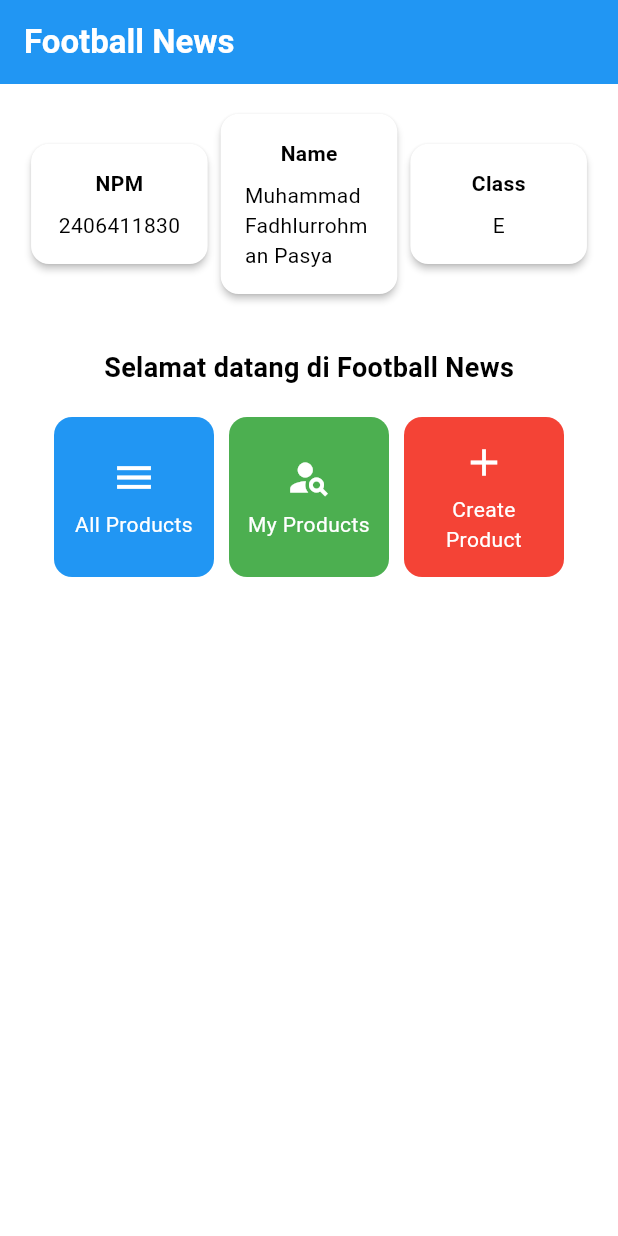
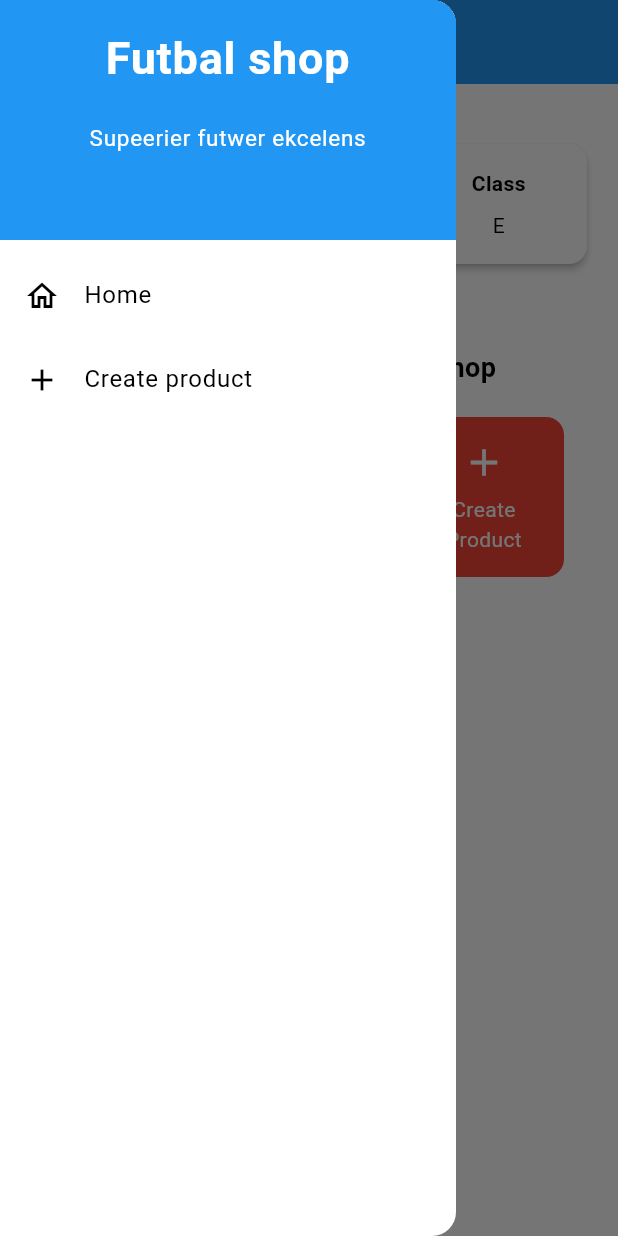
Before and after one commit to manpas-thebreathinghuman/futbal-shop-mobile, a Flutter app: the screen it shows after launch, with the side drawer open (before the commit the screen has no drawer), on a phone screen of 412 x 824 dp. Run offline on Flutter 3.47's test engine with Material 3 defaults, Android fonts, the light colour scheme and no system bars.

Commit message:
Tugas 8 push, form, and drawer

```diff
--- a/lib/menu.dart
+++ b/lib/menu.dart
@@ -1,4 +1,6 @@
 import 'package:flutter/material.dart';
+import 'package:futbal_shop_mobile/newlist_form.dart';
+import 'package:futbal_shop_mobile/widgets/left_drawer.dart';
 
 class MyHomePage extends StatelessWidget {
   MyHomePage({super.key});
@@ -21,7 +23,7 @@ class MyHomePage extends StatelessWidget {
       appBar: AppBar(
         // Judul aplikasi "Football News" dengan teks putih dan tebal.
         title: const Text(
-          'Football News',
+          'Futbal Shop',
           style: TextStyle(
             color: Colors.white,
             fontWeight: FontWeight.bold,
@@ -30,6 +32,7 @@ class MyHomePage extends StatelessWidget {
         // Warna latar belakang AppBar diambil dari skema warna tema aplikasi.
         backgroundColor: Theme.of(context).colorScheme.primary,
       ),
+      drawer: LeftDrawer(),
       // Body halaman dengan padding di sekelilingnya.
       body: Padding(
         padding: const EdgeInsets.all(16.0),
@@ -60,7 +63,7 @@ class MyHomePage extends StatelessWidget {
                   const Padding(
                     padding: EdgeInsets.only(top: 16.0),
                     child: Text(
-                      'Selamat datang di Football News',
+                      'Slamat datanh di futbbal shop',
                       style: TextStyle(
                         fontWeight: FontWeight.bold,
                         fontSize: 18.0,
@@ -154,10 +157,17 @@ class ItemCard extends StatelessWidget {
         onTap: () {
           // Menampilkan pesan SnackBar saat kartu ditekan.
           ScaffoldMessenger.of(context)
-            ..hideCurrentSnackBar()
-            ..showSnackBar(
-                SnackBar(content: Text("Kamu telah menekan tombol ${item.name}!"))
-            );
+            ..hideCurrentSnackBar();
+            if (item.name == "Create Product") {
+              Navigator.push(context,
+                MaterialPageRoute(builder: (context) => const NewsFormPage()),
+              );
+            }else {
+              ScaffoldMessenger.of(context).showSnackBar(
+                  SnackBar(
+                      content: Text("Kamu telah menekan tombol ${item.name}!"))
+              );
+            }
         },
         // Container untuk menyimpan Icon dan Text
         child: Container(
--- /dev/null
+++ b/lib/widgets/left_drawer.dart
@@ -0,0 +1,64 @@
+import 'package:flutter/material.dart';
+import 'package:futbal_shop_mobile/menu.dart';
+import 'package:futbal_shop_mobile/newlist_form.dart';
+
+class LeftDrawer extends StatelessWidget {
+  const LeftDrawer({super.key});
+
+  @override
+  Widget build(BuildContext context) {
+    return Drawer(
+      child: ListView(
+        children: [
+          const DrawerHeader(
+            decoration: BoxDecoration(
+              color: Colors.blue,
+            ),
+            child: Column(
+              children: [
+                Text(
+                  'Futbal shop',
+                  textAlign: TextAlign.center,
+                  style: TextStyle(
+                    fontSize: 30,
+                    fontWeight: FontWeight.bold,
+                    color: Colors.white,
+                  ),
+                ),
+                Padding(padding: EdgeInsets.all(10)),
+                Text("Supeerier futwer ekcelens",
+                  textAlign: TextAlign.center,
+                  style: TextStyle(
+                    fontSize: 15,
+                    color: Colors.white,
+                  // TODO: Tambahkan gaya teks dengan center alignment, font ukuran 15, warna putih, dan weight biasa
+                ),
+                )],
+            ),
+          ),
+          ListTile(
+            leading: const Icon(Icons.home_outlined),
+            title: const Text('Home'),
+            // Bagian redirection ke MyHomePage
+            onTap: () {
+              Navigator.pushReplacement(
+                  context,
+                  MaterialPageRoute(
+                    builder: (context) => MyHomePage(),
+                  ));
+            },
+          ),
+          ListTile(
+            leading: const Icon(Icons.add),
+            title: const Text('Create product'),
+            // Bagian redirection ke NewsFormPage
+            onTap: () {
+              Navigator.push(context,
+                  MaterialPageRoute(builder: (context) => NewsFormPage()));
+            },
+          ),
+        ],
+      ),
+    );
+  }
+}
```
Also changed, not shown: lib/newlist_form.dart (added, +259 -0 lines), 1 other file.
